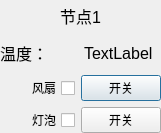
First picture: the form in node/node.ui, repository muyulong/pi_gateway, before the edit.
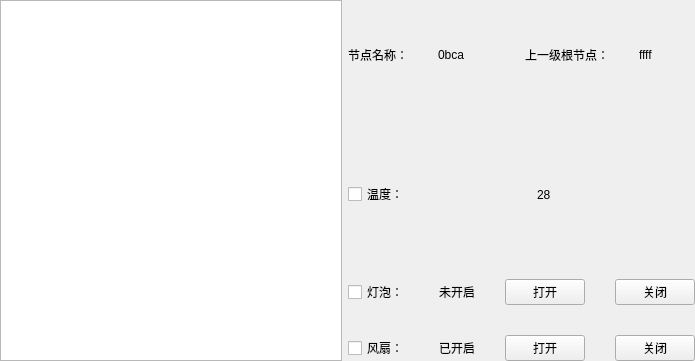
Second picture: the form after the edit.

Diff of the .ui file:
```diff
--- a/node/node.ui
+++ b/node/node.ui
@@ -1,17 +1,38 @@
 <?xml version="1.0" encoding="UTF-8"?>
 <ui version="4.0">
  <class>node</class>
- <widget class="QDialog" name="node">
+ <widget class="QWidget" name="node">
   <property name="geometry">
    <rect>
     <x>0</x>
     <y>0</y>
-    <width>161</width>
-    <height>133</height>
+    <width>695</width>
+    <height>361</height>
    </rect>
   </property>
   <property name="windowTitle">
-   <string>Dialog</string>
+   <string>Widget</string>
+  </property>
+  <layout class="QHBoxLayout" name="horizontalLayout">
+   <property name="leftMargin">
+    <number>0</number>
+   </property>
+   <property name="topMargin">
+    <number>0</number>
+   </property>
+   <property name="rightMargin">
+    <number>0</number>
+   </property>
+   <property name="bottomMargin">
+    <number>0</number>
+   </property>
+   <item>
+    <widget class="QWidget" name="widget_node_tree" native="true">
+     <property name="maximumSize">
+      <size>
+       <width>500</width>
+       <height>16777215</height>
+      </size>
   </property>
   <layout class="QVBoxLayout" name="verticalLayout_2">
    <property name="leftMargin">
@@ -27,57 +48,56 @@
     <number>0</number>
    </property>
    <item>
+       <widget class="QTreeView" name="treeView"/>
+      </item>
+     </layout>
+    </widget>
+   </item>
+   <item>
+    <widget class="QWidget" name="widget_node_panel" native="true">
     <layout class="QVBoxLayout" name="verticalLayout">
-     <item>
-      <layout class="QHBoxLayout" name="horizontalLayout">
-       <item>
-        <spacer name="horizontalSpacer">
-         <property name="orientation">
-          <enum>Qt::Horizontal</enum>
-         </property>
-         <property name="sizeHint" stdset="0">
-          <size>
-           <width>40</width>
-           <height>20</height>
-          </size>
-         </property>
-        </spacer>
-       </item>
-       <item>
-        <widget class="QLabel" name="label">
-         <property name="text">
-          <string>&lt;html&gt;&lt;head/&gt;&lt;body&gt;&lt;p&gt;&lt;span style=&quot; font-size:12pt;&quot;&gt;节点1&lt;/span&gt;&lt;/p&gt;&lt;/body&gt;&lt;/html&gt;</string>
-         </property>
-        </widget>
-       </item>
-       <item>
-        <spacer name="horizontalSpacer_2">
-         <property name="orientation">
-          <enum>Qt::Horizontal</enum>
-         </property>
-         <property name="sizeHint" stdset="0">
-          <size>
-           <width>40</width>
-           <height>20</height>
-          </size>
-         </property>
-        </spacer>
-       </item>
-      </layout>
-     </item>
+      <property name="spacing">
+       <number>30</number>
+      </property>
+      <property name="leftMargin">
+       <number>0</number>
+      </property>
+      <property name="topMargin">
+       <number>0</number>
+      </property>
+      <property name="rightMargin">
+       <number>0</number>
+      </property>
+      <property name="bottomMargin">
+       <number>0</number>
+      </property>
      <item>
       <layout class="QHBoxLayout" name="horizontalLayout_2">
+        <item>
+         <widget class="QLabel" name="label">
+          <property name="text">
+           <string>节点名称：</string>
+          </property>
+         </widget>
+        </item>
+        <item>
+         <widget class="QLabel" name="lb_nodeName">
+          <property name="text">
+           <string>0bca</string>
+          </property>
+         </widget>
+        </item>
        <item>
         <widget class="QLabel" name="label_2">
          <property name="text">
-          <string>&lt;html&gt;&lt;head/&gt;&lt;body&gt;&lt;p&gt;&lt;span style=&quot; font-size:12pt;&quot;&gt;温度：&lt;/span&gt;&lt;/p&gt;&lt;/body&gt;&lt;/html&gt;</string>
+           <string>上一级根节点：</string>
          </property>
         </widget>
        </item>
        <item>
         <widget class="QLabel" name="label_3">
          <property name="text">
-          <string>&lt;html&gt;&lt;head/&gt;&lt;body&gt;&lt;p&gt;&lt;span style=&quot; font-size:12pt;&quot;&gt;TextLabel&lt;/span&gt;&lt;/p&gt;&lt;/body&gt;&lt;/html&gt;</string>
+           <string>ffff</string>
          </property>
         </widget>
        </item>
@@ -86,19 +106,16 @@
      <item>
       <layout class="QHBoxLayout" name="horizontalLayout_3">
        <item>
-        <widget class="QCheckBox" name="checkBox">
-         <property name="layoutDirection">
-          <enum>Qt::RightToLeft</enum>
-         </property>
+         <widget class="QCheckBox" name="checkBox_temp">
          <property name="text">
-          <string>风扇</string>
+           <string>温度：</string>
          </property>
         </widget>
        </item>
        <item>
-        <widget class="QPushButton" name="pushButton">
+         <widget class="QLabel" name="lb_temp">
          <property name="text">
-          <string>开关</string>
+           <string>28</string>
          </property>
         </widget>
        </item>
@@ -107,25 +124,69 @@
      <item>
       <layout class="QHBoxLayout" name="horizontalLayout_4">
        <item>
-        <widget class="QCheckBox" name="checkBox_2">
-         <property name="layoutDirection">
-          <enum>Qt::RightToLeft</enum>
-         </property>
+         <widget class="QCheckBox" name="checkBox_light">
+          <property name="text">
+           <string>灯泡：</string>
+          </property>
+         </widget>
+        </item>
+        <item>
+         <widget class="QLabel" name="lb_lightStatus">
          <property name="text">
-          <string>灯泡</string>
+           <string>未开启</string>
          </property>
         </widget>
        </item>
        <item>
         <widget class="QPushButton" name="pushButton_2">
          <property name="text">
-          <string>开关</string>
+           <string>打开</string>
          </property>
         </widget>
        </item>
-      </layout>
-     </item>
-    </layout>
+        <item>
+         <widget class="QPushButton" name="pushButton_clLight">
+          <property name="text">
+           <string>关闭</string>
+          </property>
+         </widget>
+        </item>
+       </layout>
+      </item>
+      <item>
+       <layout class="QHBoxLayout" name="horizontalLayout_5">
+        <item>
+         <widget class="QCheckBox" name="checkBox_fan">
+          <property name="text">
+           <string>风扇：</string>
+          </property>
+         </widget>
+        </item>
+        <item>
+         <widget class="QLabel" name="lb_fanStatus">
+          <property name="text">
+           <string>已开启</string>
+          </property>
+         </widget>
+        </item>
+        <item>
+         <widget class="QPushButton" name="pushButton_opFan">
+          <property name="text">
+           <string>打开</string>
+          </property>
+         </widget>
+        </item>
+        <item>
+         <widget class="QPushButton" name="pushButton_clFan">
+          <property name="text">
+           <string>关闭</string>
+          </property>
+         </widget>
+        </item>
+       </layout>
+      </item>
+     </layout>
+    </widget>
    </item>
   </layout>
  </widget>
```
Left out of the diff: 4 changed lines with no effect on the pictures. Lines whose indentation alone changed are shown as unchanged.
